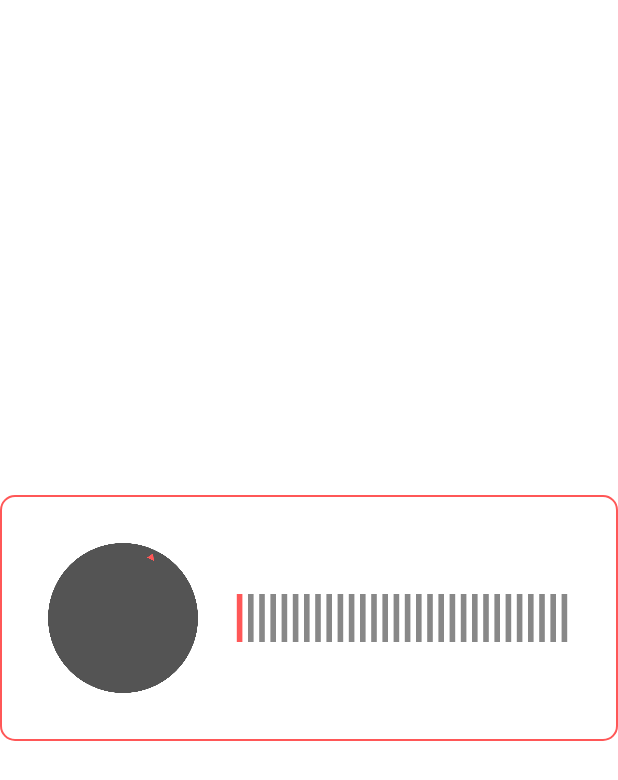
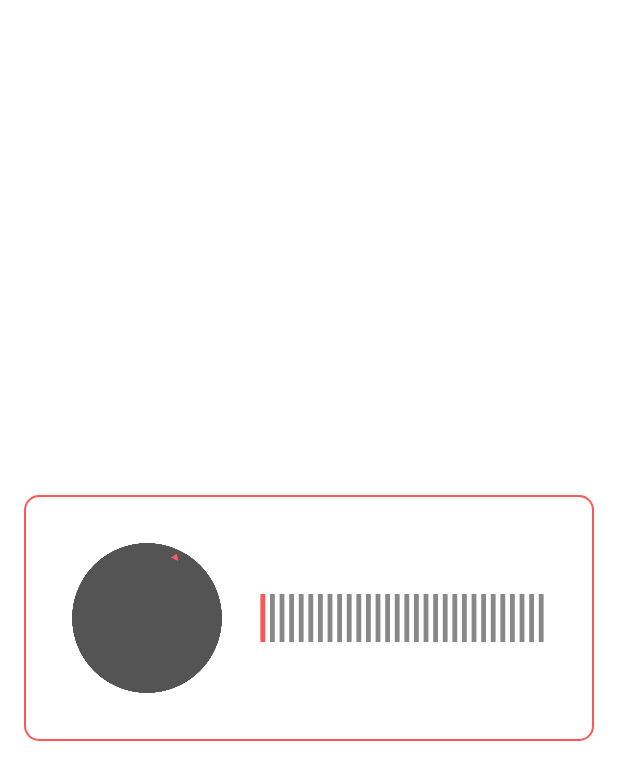
Before and after one commit to hardiksachan/MusicKnob_ComposeUI, an Android app built with Jetpack Compose: the screen it shows after launch (MainActivity), on a phone screen of 412 x 824 dp. Shown: the top 780 px of the screen. Run offline under Robolectric (Android 15) with nearby library versions, the phone set to English and light mode, and no system bars.

```diff
--- a/app/src/main/java/com/hardiksachan/musicknob_composeui/MainActivity.kt
+++ b/app/src/main/java/com/hardiksachan/musicknob_composeui/MainActivity.kt
@@ -38,7 +38,9 @@ class MainActivity : ComponentActivity() {
         setContent {
             MusicKnob_ComposeUITheme {
                 Box(
-                    modifier = Modifier.fillMaxSize(),
+                    modifier = Modifier
+                        .fillMaxSize()
+                        .padding(16.dp),
                     contentAlignment = Alignment.Center
                 ) {
                     Row(
```
Also changed, not shown: 2 other files.
